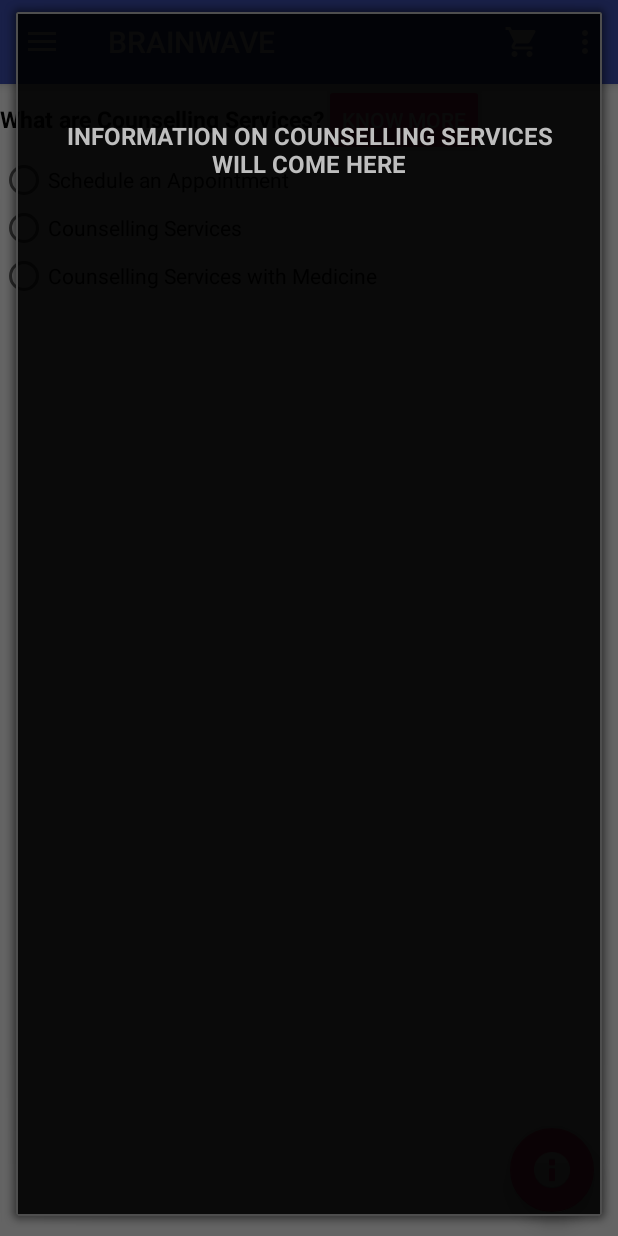
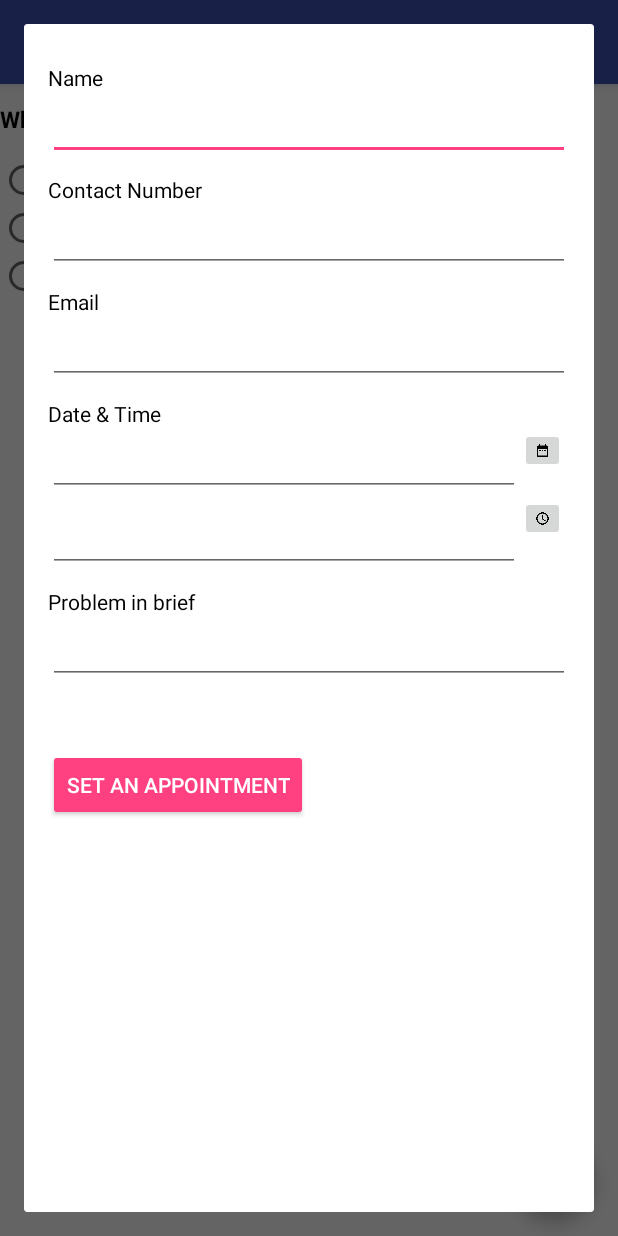
Before and after one commit to cshah91/brainwave, an Android app: the screen it shows after launch (activity_home_menu), after a tap on "KNOW MORE", on a phone screen of 412 x 824 dp. Run offline under Robolectric (Android 15) with nearby library versions, the phone set to English and light mode, and no system bars; our stand-ins replace Firebase (no records; nobody signed in at launch, a user with empty details on screens opened directly); 2 other taps on this screen came first.

Commit message:
Dialog form of scheduling appointments created

```diff
--- a/app/src/main/java/nksystems/brainwave/activity_home_menu.java
+++ b/app/src/main/java/nksystems/brainwave/activity_home_menu.java
@@ -66,6 +66,7 @@ public class activity_home_menu extends AppCompatActivity
     private RecyclerView mRecyclerView;
     private RecyclerView.LayoutManager mLayoutManager;
     private RecyclerView.Adapter mAdapter;
+    Dialog commonDialog;
 
     protected DrawerLayout drawerLayout;
     @Override
@@ -218,42 +219,7 @@ public class activity_home_menu extends AppCompatActivity
 
     }
 
-    //FOR COUNSELLING SERVICES
-    /*private void prepareListData(){
-        listDataHeader = new ArrayList<String>();
-        listDataChild = new HashMap<String, List<String>>();
-
-        // Adding child data
-        listDataHeader.add("Schedule an Appointment");
-        listDataHeader.add("Counselling Services");
-        listDataHeader.add("Counselling Services + Medicines");
-
-        // Adding child data
-        List<String> top250 = new ArrayList<String>();
-        top250.add("The Shawshank Redemption");
-
-        List<String> nowShowing = new ArrayList<String>();
-        nowShowing.add("The Conjuring");
-
-        List<String> comingSoon = new ArrayList<String>();
-        comingSoon.add("2 Guns");
-
-        listDataChild.put(listDataHeader.get(0), top250); // Header, Child data
-        listDataChild.put(listDataHeader.get(1), nowShowing);
-        listDataChild.put(listDataHeader.get(2), comingSoon);
-    }*/
-
     public void actionsCounsellingServices(){
-
-            /*expandableListView = (ExpandableListView) findViewById(R.id.expandContact);
-
-            // preparing list data
-            prepareListData();
-
-            listAdapter = new ExpandableListAdapter(this, listDataHeader, listDataChild);
-
-            // setting list adapter
-            expandableListView.setAdapter(listAdapter);*/
 
         stub1 = (ViewStub) findViewById(R.id.vscSchedule);
         stub2 = (ViewStub) findViewById(R.id.vscCounselling);
@@ -274,8 +240,8 @@ public class activity_home_menu extends AppCompatActivity
                     findViewById(R.id.vscCounselling).setVisibility(View.GONE);
                     findViewById(R.id.vscCounsellingMeds).setVisibility(View.GONE);
 
-                    setDateTimePicker();
-                    setAppointment(1);
+                    //setDateTimePicker();
+                    //setAppointment(1);
                 }
                 else if(radioButton.getId() == R.id.rbcCounselling){
                     stub2.inflate();
@@ -294,21 +260,23 @@ public class activity_home_menu extends AppCompatActivity
         btnAboutCounselling.setOnClickListener(new View.OnClickListener() {
             @Override
             public void onClick(View v) {
-                Dialog dialog = new Dialog(activity_home_menu.this, android.R.style.Theme_Dialog);
+                Dialog dialog = new Dialog(activity_home_menu.this);
                 dialog.setContentView(R.layout.about_counselling_services_layout);
                 dialog.show();
             }
         });
 
-            /*FloatingActionButton fab = (FloatingActionButton) findViewById(R.id.fabCounselling);
-            fab.setOnClickListener(new View.OnClickListener() {
+        Button btnTelephone = (Button) findViewById(R.id.btnAboutCounselling);
+        btnTelephone.setOnClickListener(new View.OnClickListener() {
             @Override
             public void onClick(View v) {
-                    Dialog dialog = new Dialog(activity_home_menu.this, android.R.style.Theme_Dialog);
-                    dialog.setContentView(R.layout.about_counselling_services_layout);
+                Dialog dialog = new Dialog(activity_home_menu.this);
+                dialog.setContentView(R.layout.contact_expand_item_layout);
+                setDateTimePicker(dialog);
+                setAppointment(1,dialog);
                 dialog.show();
             }
-            });*/
+        });
     }
 
     public void actionsFlowerTherapy(){
@@ -332,8 +300,8 @@ public class activity_home_menu extends AppCompatActivity
                     findViewById(R.id.vsfCounselling).setVisibility(View.GONE);
                     findViewById(R.id.vsfCounsellingMeds).setVisibility(View.GONE);
 
-                    setDateTimePicker();
-                    setAppointment(2);
+                    //setDateTimePicker();
+                    //setAppointment(2);
                 }
                 else if(radioButton.getId() == R.id.rbfCounselling){
                     stubf2.inflate();
@@ -358,28 +326,20 @@ public class activity_home_menu extends AppCompatActivity
             }
         });
 
-            /*FloatingActionButton fab = (FloatingActionButton) findViewById(R.id.fabFlowerTherapy);
-            fab.setOnClickListener(new View.OnClickListener() {
+        /*Button btnTelephone = (Button) findViewById(R.id.btnAboutCounselling);
+        btnTelephone.setOnClickListener(new View.OnClickListener() {
             @Override
             public void onClick(View v) {
-                    Dialog dialog = new Dialog(activity_home_menu.this, android.R.style.Theme_Dialog);
-                    dialog.setContentView(R.layout.about_counselling_services_layout);
+                Dialog dialog = new Dialog(activity_home_menu.this);
+                dialog.setContentView(R.layout.contact_expand_item_layout);
+                setDateTimePicker(dialog);
+                setAppointment(2,dialog);
                 dialog.show();
             }
         });*/
     }
 
     public void actionsHandwritingServices(){
-
-            /*expandableListView = (ExpandableListView) findViewById(R.id.expandContact);
-
-            // preparing list data
-            prepareListData();
-
-            listAdapter = new ExpandableListAdapter(this, listDataHeader, listDataChild);
-
-            // setting list adapter
-            expandableListView.setAdapter(listAdapter);*/
 
         stubh1 = (ViewStub) findViewById(R.id.vshSchedule);
         stubh2 = (ViewStub) findViewById(R.id.vshCounselling);
@@ -400,8 +360,8 @@ public class activity_home_menu extends AppCompatActivity
                     findViewById(R.id.vshCounselling).setVisibility(View.GONE);
                     findViewById(R.id.vshCounsellingMeds).setVisibility(View.GONE);
 
-                    setDateTimePicker();
-                    setAppointment(3);
+                    //setDateTimePicker();
+                    //setAppointment(3);
                 }
                 else if(radioButton.getId() == R.id.rbhCounselling){
                     stubh2.inflate();
@@ -426,22 +386,26 @@ public class activity_home_menu extends AppCompatActivity
             }
         });
 
-            /*FloatingActionButton fab = (FloatingActionButton) findViewById(R.id.fabHandwriting);
-            fab.setOnClickListener(new View.OnClickListener() {
+        /*Button btnTelephone = (Button) findViewById(R.id.btnAboutCounselling);
+        btnTelephone.setOnClickListener(new View.OnClickListener() {
             @Override
             public void onClick(View v) {
-                    Dialog dialog = new Dialog(activity_home_menu.this, android.R.style.Theme_Dialog);
-                    dialog.setContentView(R.layout.about_handwriting_layout);
+                Dialog dialog = new Dialog(activity_home_menu.this);
+                dialog.setContentView(R.layout.contact_expand_item_layout);
+                setDateTimePicker(dialog);
+                setAppointment(3,dialog);
                 dialog.show();
             }
         });*/
     }
 
-    public void setDateTimePicker(){
+    public void setDateTimePicker(Dialog dialog){
         ImageButton btnDate, btnTime;
 
-        btnDate = (ImageButton) findViewById(R.id.btnDate);
-        btnTime = (ImageButton) findViewById(R.id.btnTime);
+        btnDate = (ImageButton) dialog.findViewById(R.id.btnDate);
+        btnTime = (ImageButton) dialog.findViewById(R.id.btnTime);
+
+        commonDialog = dialog;
 
         btnDate.setOnClickListener(new View.OnClickListener() {
             @Override
@@ -457,7 +421,7 @@ public class activity_home_menu extends AppCompatActivity
                 DatePickerDialog datePickerDialog = new DatePickerDialog(activity_home_menu.this, new DatePickerDialog.OnDateSetListener() {
                     @Override
                     public void onDateSet(DatePicker datePicker, int year, int month, int day) {
-                        EditText txtDate = (EditText) findViewById(R.id.txtDueDate);
+                        EditText txtDate = (EditText) commonDialog.findViewById(R.id.txtDueDate);
                         txtDate.setText(day + "-" + (month+1) + "-" + year);
                     }
                 },mYear,mMonth,mDay);
@@ -477,7 +441,7 @@ public class activity_home_menu extends AppCompatActivity
                 TimePickerDialog timePickerDialog = new TimePickerDialog(activity_home_menu.this, new TimePickerDialog.OnTimeSetListener() {
                     @Override
                     public void onTimeSet(TimePicker timePicker, int hour, int minute) {
-                        EditText txtTime = (EditText) findViewById(R.id.txtDueTime);
+                        EditText txtTime = (EditText) commonDialog.findViewById(R.id.txtDueTime);
                         txtTime.setText(hour + ":" + minute);
                     }
                 },mHour,mMinute,false);
@@ -486,28 +450,29 @@ public class activity_home_menu extends AppCompatActivity
         });
     }
 
-    public void setAppointment(final int id){
-        Button btnCounselSetAppointment = (Button) findViewById(R.id.btnCounselSetAppointment);
+    public void setAppointment(final int id, Dialog dialog){
+        commonDialog = dialog;
+        Button btnCounselSetAppointment = (Button) dialog.findViewById(R.id.btnCounselSetAppointment);
         btnCounselSetAppointment.setOnClickListener(new View.OnClickListener() {
             @Override
             public void onClick(View v) {
                 EditText txtName, txtEmail, txtContact, txtDate, txtTime;
                 Spinner spnContactType;
-                txtName = (EditText) findViewById(R.id.txtCounselName);
-                txtEmail = (EditText) findViewById(R.id.txtCounselEmail);
-                txtContact = (EditText) findViewById(R.id.txtCounselNumber);
-                txtDate = (EditText) findViewById(R.id.txtDueDate);
-                txtTime = (EditText) findViewById(R.id.txtDueTime);
+                txtName = (EditText) commonDialog.findViewById(R.id.txtCounselName);
+                txtEmail = (EditText) commonDialog.findViewById(R.id.txtCounselEmail);
+                txtContact = (EditText) commonDialog.findViewById(R.id.txtCounselNumber);
+                txtDate = (EditText) commonDialog.findViewById(R.id.txtDueDate);
+                txtTime = (EditText) commonDialog.findViewById(R.id.txtDueTime);
                 spnContactType = (Spinner) findViewById(R.id.spnContacttype);
 
                 String to = "charmyshah91@gmail.com";
                 String subject = "";
                 if(id == 1)
-                    subject = "Counselling Services - " + spnContactType.getSelectedItem().toString() + ": Appointment";
+                    subject = "Counselling Services - " + ": Appointment";
                 else if(id == 2)
-                    subject = "Flower Therapy - " + spnContactType.getSelectedItem().toString() + ": Appointment";
+                    subject = "Flower Therapy - " + ": Appointment";
                 else if(id == 3)
-                    subject = "Handwriting & Signature Analysis - " + spnContactType.getSelectedItem().toString() + ": Appointment";
+                    subject = "Handwriting & Signature Analysis - " + ": Appointment";
                 String message = "Hello, \n\n I would like to schedule an appointment with you. Below are my details: \n\n Name: " + txtName.getText().toString() +
                         "\n Email: " + txtEmail.getText().toString() + "\n Contact Number: " + txtContact.getText().toString() +
                         "\n Date of Appointment: " + txtDate.getText().toString() + "\n Time of Appointment: " + txtTime.getText().toString() +
--- a/app/src/main/res/layout/contact_expand_item_layout.xml
+++ b/app/src/main/res/layout/contact_expand_item_layout.xml
@@ -9,10 +9,19 @@
     android:layout_marginRight="@dimen/activity_horizontal_margin"
     android:layout_marginTop="@dimen/activity_vertical_margin">
 
+    <ScrollView
+        android:layout_width="match_parent"
+        android:layout_height="match_parent">
+
+        <RelativeLayout
+            android:layout_width="match_parent"
+            android:layout_height="match_parent">
+
             <Spinner
                 android:id="@+id/spnContacttype"
                 android:layout_width="wrap_content"
-        android:layout_height="wrap_content" />
+                android:layout_height="wrap_content"
+                android:visibility="gone"/>
 
             <TextView
                 android:id="@+id/viewCounselName"
@@ -117,15 +126,33 @@
 
             </LinearLayout>
 
+            <TextView
+                android:id="@+id/viewProblem"
+                android:layout_width="match_parent"
+                android:layout_height="wrap_content"
+                android:layout_below="@+id/linearTime"
+                android:paddingTop="10dp"
+                android:text="Problem in brief"
+                android:textColor="#000" />
+
+            <EditText
+                android:id="@+id/txtProblem"
+                android:layout_width="match_parent"
+                android:layout_height="wrap_content"
+                android:layout_below="@+id/viewProblem" />
+
             <Button
                 android:id="@+id/btnCounselSetAppointment"
                 style="@style/Widget.AppCompat.Button.Colored"
                 android:layout_width="wrap_content"
                 android:layout_height="wrap_content"
                 android:layout_alignParentStart="true"
-        android:layout_below="@+id/linearTime"
+                android:layout_below="@+id/txtProblem"
                 android:layout_marginTop="43dp"
                 android:text="Set an Appointment"
                 android:textAlignment="center"
                 android:textSize="14sp" />
+
         </RelativeLayout>
+    </ScrollView>
+</RelativeLayout>
```
Lines whose indentation alone changed are shown as unchanged.
